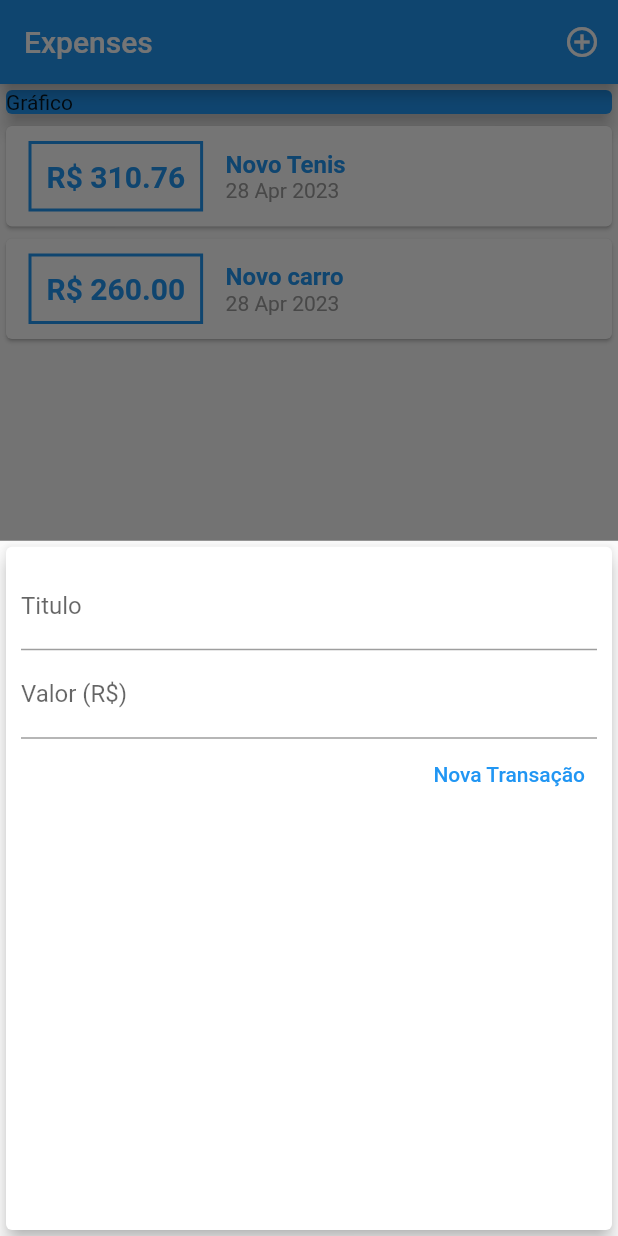
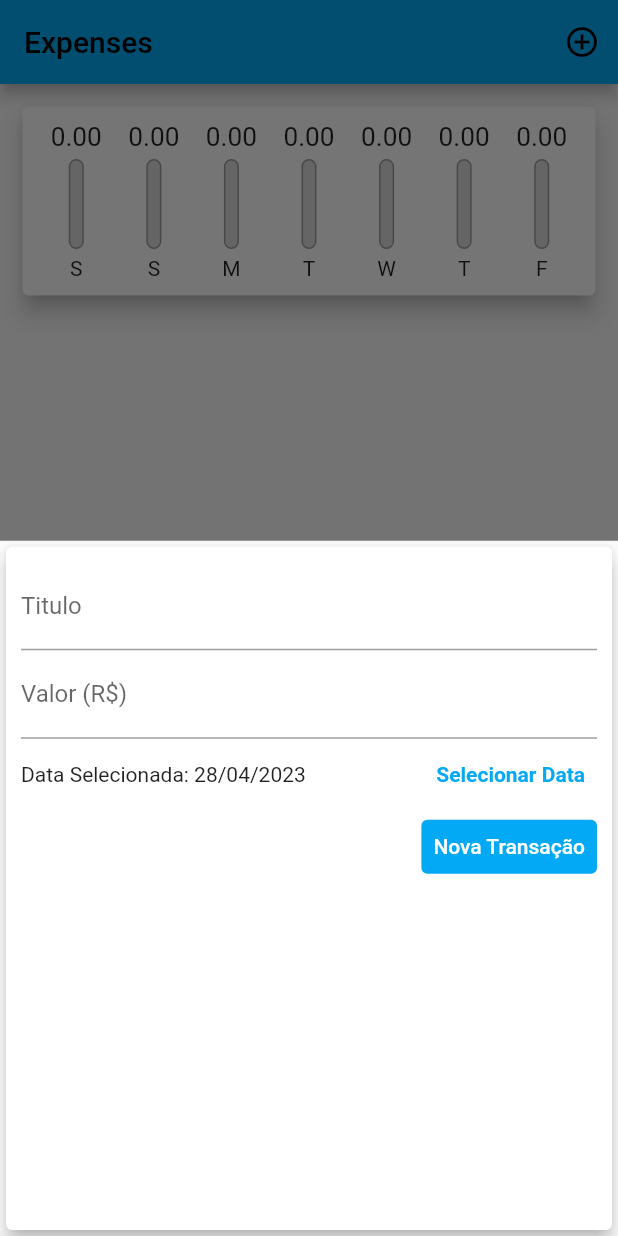
Before and after one commit to lucasdiblasi/expenses, a Flutter app: the screen it shows after launch, after a tap on the "add circle outline" icon, on a phone screen of 412 x 824 dp. Run offline on Flutter 3.47's test engine with Material 2 defaults, Android fonts, the phone set to English and light mode, and no system bars.

Commit message:
Final Code

```diff
--- /dev/null
+++ b/lib/components/chart.dart
@@ -0,0 +1,64 @@
+import 'package:expenses/components/chart_bar.dart';
+import 'package:flutter/material.dart';
+import 'package:intl/intl.dart';
+import '../models/transaction.dart';
+import './chart.dart';
+
+class Chart extends StatelessWidget {
+  final List<Transaction> recentTransaction;
+
+  Chart(this.recentTransaction);
+
+  List<Map<String, Object>> get groupedTransactions {
+    return List.generate(7, (index) {
+      final weekDay = DateTime.now().subtract(
+        Duration(days: index),
+      );
+
+      double totalSum = 0.0;
+
+      for (var i = 0; i < recentTransaction.length; i++) {
+        bool sameDay = recentTransaction[i].date.day == weekDay.day;
+        bool sameMonth = recentTransaction[i].date.month == weekDay.month;
+        bool sameYear = recentTransaction[i].date.year == weekDay.year;
+
+        if (sameDay && sameMonth && sameYear) {
+          totalSum += recentTransaction[1].value;
+        }
+      }
+      return {'day': DateFormat.E().format(weekDay)[0], 'value': totalSum};
+    }).reversed.toList();
+  }
+
+  double get _weekTotalValue {
+    return groupedTransactions.fold(0.0, (sum, tr) {
+      return sum + (tr['value'] as double);
+    });
+  }
+
+  @override
+  Widget build(BuildContext context) {
+    return Card(
+      elevation: 6,
+      margin: EdgeInsets.all(15),
+      child: Padding(
+        padding: const EdgeInsets.all(10.0),
+        child: Row(
+          mainAxisAlignment: MainAxisAlignment.spaceAround,
+          children: groupedTransactions.map((tr) {
+            return Flexible(
+              fit: FlexFit.tight,
+              child: ChartBar(
+                label: tr['day'].toString(),
+                value: tr['value'] as double,
+                percentage: _weekTotalValue == 0
+                    ? 0
+                    : (tr['value'] as double) / _weekTotalValue,
+              ),
+            );
+          }).toList(),
+        ),
+      ),
+    );
+  }
+}
--- /dev/null
+++ b/lib/components/chart_bar.dart
@@ -0,0 +1,49 @@
+import 'package:flutter/material.dart';
+
+class ChartBar extends StatelessWidget {
+  final String label;
+  final double value;
+  final double percentage;
+
+  ChartBar({
+    required this.label,
+    required this.value,
+    required this.percentage,
+  });
+
+  @override
+  Widget build(BuildContext context) {
+    return Column(
+      children: [
+        Container(
+            height: 20,
+            child: FittedBox(child: Text('${value.toStringAsFixed(2)}'))),
+        SizedBox(height: 5),
+        Container(
+          height: 60,
+          width: 10,
+          child: Stack(alignment: Alignment.bottomCenter, children: [
+            Container(
+              decoration: BoxDecoration(
+                  border: Border.all(
+                    color: Colors.grey,
+                    width: 1.0,
+                  ),
+                  color: Color.fromRGBO(220, 220, 220, 1),
+                  borderRadius: BorderRadius.circular(5)),
+            ),
+            FractionallySizedBox(
+              heightFactor: percentage,
+              child: Container(
+                  decoration: BoxDecoration(
+                      color: Theme.of(context).primaryColor,
+                      borderRadius: BorderRadius.circular(5))),
+            )
+          ]),
+        ),
+        SizedBox(height: 5),
+        Text(label),
+      ],
+    );
+  }
+}
--- a/lib/components/transaction_form.dart
+++ b/lib/components/transaction_form.dart
@@ -1,7 +1,8 @@
 import 'package:flutter/material.dart';
+import 'package:intl/intl.dart';
 
 class TransactionForm extends StatefulWidget {
-  final Function(String, double) onSubmit;
+  final Function(String, double, DateTime) onSubmit;
 
   TransactionForm(this.onSubmit);
 
@@ -10,18 +11,36 @@ class TransactionForm extends StatefulWidget {
 }
 
 class _TransactionFormState extends State<TransactionForm> {
-  final titleController = TextEditingController();
-  final valueController = TextEditingController();
+  final _titleController = TextEditingController();
+  final _valueController = TextEditingController();
+
+  DateTime _selectedDate = DateTime.now();
 
   _submitForm() {
-    final title = titleController.text;
-    final value = double.tryParse(valueController.text) ?? 0.0;
+    final title = _titleController.text;
+    final value = double.tryParse(_valueController.text) ?? 0.0;
 
-    if (title.isEmpty || value <= 0) {
+    if (title.isEmpty || value <= 0 || _selectedDate == null) {
       return;
     }
 
-    widget.onSubmit(title, value);
+    widget.onSubmit(title, value, _selectedDate);
+  }
+
+  _showDatePicker() {
+    showDatePicker(
+      context: context,
+      initialDate: DateTime.now(),
+      firstDate: DateTime(2000),
+      lastDate: DateTime.now(),
+    ).then((pickedDate) {
+      if (pickedDate == null) {
+        return;
+      }
+      setState(() {
+        _selectedDate = pickedDate;
+      });
+    });
   }
 
   @override
@@ -33,14 +52,14 @@ class _TransactionFormState extends State<TransactionForm> {
           child: Column(
             children: [
               TextField(
-                controller: titleController,
+                controller: _titleController,
                 onSubmitted: (title) => _submitForm(),
                 decoration: InputDecoration(
                   labelText: 'Titulo',
                 ),
               ),
               TextField(
-                controller: valueController,
+                controller: _valueController,
                 keyboardType: TextInputType.numberWithOptions(decimal: true),
                 onSubmitted: (value) => _submitForm(),
                 decoration: InputDecoration(
@@ -48,10 +67,37 @@ class _TransactionFormState extends State<TransactionForm> {
                 ),
               ),
               Row(
+                children: [
+                  Expanded(
+                    child: Text(_selectedDate == null
+                        ? 'Nenhuma data Selecionada!'
+                        : 'Data Selecionada: ${DateFormat('dd/MM/y').format(_selectedDate)}'),
+                  ),
+                  TextButton(
+                    style: TextButton.styleFrom(
+                      foregroundColor:
+                          Theme.of(context).primaryColor, // foreground
+                    ),
+                    child: Text(
+                      'Selecionar Data',
+                      style: TextStyle(
+                        fontWeight: FontWeight.bold,
+                      ),
+                    ),
+                    onPressed: _showDatePicker,
+                  )
+                ],
+              ),
+              Row(
                 mainAxisAlignment: MainAxisAlignment.end,
                 children: [
                   TextButton(
                     child: Text('Nova Transação'),
+                    style: TextButton.styleFrom(
+                      foregroundColor: Colors.white,
+                      backgroundColor:
+                          Theme.of(context).primaryColor, // foreground
+                    ),
                     onPressed: _submitForm,
                   ),
                 ],
--- a/lib/components/transaction_list.dart
+++ b/lib/components/transaction_list.dart
@@ -4,54 +4,64 @@ import 'package:intl/intl.dart';
 
 class TransactionList extends StatelessWidget {
   final List<Transaction> transactions;
+  final void Function(String) onRemove;
 
-  TransactionList(this.transactions);
+  TransactionList(this.transactions, this.onRemove);
 
   @override
   Widget build(BuildContext context) {
     return Container(
-        height: 300,
-        child: ListView.builder(
+        height: 530,
+        child: transactions.isEmpty
+            ? Column(
+                mainAxisAlignment: MainAxisAlignment.spaceBetween,
+                children: [
+                  SizedBox(
+                    height: 20,
+                  ),
+                  Text(
+                    'Nenhuma Transação Cadastrada!',
+                    style: Theme.of(context).textTheme.headlineSmall,
+                  ),
+                  Container(
+                    height: 200,
+                    child: Image.asset(
+                      'lib/assets/images/waiting.png',
+                      fit: BoxFit.cover,
+                    ),
+                  ),
+                ],
+              )
+            : ListView.builder(
                 itemCount: transactions.length,
                 itemBuilder: (ctx, index) {
                   final tr = transactions[index];
                   return Card(
-              child: Row(
-                children: [
-                  Container(
-                    margin: EdgeInsets.symmetric(horizontal: 15, vertical: 10),
-                    decoration: BoxDecoration(
-                      border: Border.all(
-                        color: Colors.blue,
-                        width: 2,
+                    elevation: 5,
+                    margin: EdgeInsets.symmetric(
+                      vertical: 8,
+                      horizontal: 5,
+                    ),
+                    child: ListTile(
+                      leading: CircleAvatar(
+                        radius: 30,
+                        child: Padding(
+                          padding: const EdgeInsets.all(6.0),
+                          child: FittedBox(child: Text('R\$${tr.value}')),
                         ),
                       ),
-                    padding: EdgeInsets.all(10),
-                    child: Text('R\$ ${tr.value.toStringAsFixed(2)}',
-                        style: TextStyle(
-                          fontWeight: FontWeight.bold,
-                          fontSize: 20,
-                          color: Colors.blue,
-                        )),
+                      title: Text(
+                        tr.title,
+                        style: Theme.of(context).textTheme.headlineSmall,
                       ),
-                  Column(
-                    crossAxisAlignment: CrossAxisAlignment.start,
-                    children: [
-                      Text(tr.title,
-                          style: TextStyle(
-                            fontWeight: FontWeight.bold,
-                            fontSize: 16,
-                            color: Colors.blue,
-                          )),
-                      Text(
+                      subtitle: Text(
                         DateFormat('d MMM y').format(tr.date),
-                        style: TextStyle(
-                          color: Colors.grey,
                       ),
-                      )
-                    ],
-                  )
-                ],
+                      trailing: IconButton(
+                        icon: Icon(Icons.delete),
+                        color: Theme.of(context).primaryColor,
+                        onPressed: () => onRemove(tr.id),
+                      ),
                     ),
                   );
                 },
--- a/lib/main.dart
+++ b/lib/main.dart
@@ -1,3 +1,4 @@
+import 'package:expenses/components/chart.dart';
 import 'package:flutter/material.dart';
 import 'models/transaction.dart';
 import 'dart:math';
@@ -9,7 +10,13 @@ main() => runApp(ExpensesApp());
 class ExpensesApp extends StatelessWidget {
   @override
   Widget build(BuildContext context) {
-    return MaterialApp(home: MyHomePage());
+    return MaterialApp(
+      home: MyHomePage(),
+      theme: ThemeData(
+        primarySwatch: Colors.lightBlue,
+        accentColor: Colors.lightBlueAccent,
+      ),
+    );
   }
 }
 
@@ -19,33 +26,34 @@ class MyHomePage extends StatefulWidget {
 }
 
 class _MyHomePageState extends State<MyHomePage> {
-  final _transactions = [
-    Transaction(
-      id: 't1',
-      title: 'Novo Tenis',
-      value: 310.76,
-      date: DateTime.now(),
-    ),
-    Transaction(
-      id: 't2',
-      title: 'Novo carro',
-      value: 260.00,
-      date: DateTime.now(),
-    ),
-  ];
+  final List<Transaction> _transactions = [];
 
-  _addTransaction(String title, double value) {
+  List<Transaction> get _recentTransactions {
+    return _transactions.where((tr) {
+      return tr.date.isAfter(DateTime.now().subtract(
+        Duration(days: 7),
+      ));
+    }).toList();
+  }
+
+  _addTransaction(String title, double value, DateTime date) {
     final newTransaction = Transaction(
       id: Random().nextDouble().toString(),
       title: title,
       value: value,
-      date: DateTime.now(),
+      date: date,
     );
     setState(() {
       _transactions.add(newTransaction);
     });
 
     Navigator.of(context).pop();
+  }
+
+  _removeTransaction(String id) {
+    setState(() {
+      _transactions.removeWhere((tr) => tr.id == id);
+    });
   }
 
   _openTransactionFormModal(BuildContext context) {
@@ -71,15 +79,8 @@ class _MyHomePageState extends State<MyHomePage> {
         child: Column(
           crossAxisAlignment: CrossAxisAlignment.stretch,
           children: [
-            Container(
-              width: double.infinity,
-              child: Card(
-                color: Colors.blue,
-                child: Text('Gráfico'),
-                elevation: 5,
-              ),
-            ),
-            TransactionList(_transactions),
+            Chart(_recentTransactions),
+            TransactionList(_transactions, _removeTransaction),
           ],
         ),
       ),
--- a/pubspec.yaml
+++ b/pubspec.yaml
@@ -60,8 +60,8 @@ flutter:
   uses-material-design: true
 
   # To add assets to your application, add an assets section, like this:
-  # assets:
-  #   - images/a_dot_burr.jpeg
+  assets:
+    - lib/assets/images/waiting.png
   #   - images/a_dot_ham.jpeg
 
   # An image asset can refer to one or more resolution-specific "variants", see
```
Also changed, not shown: lib/assets/fonts/OpenSans-Bold.ttf (added), lib/assets/fonts/OpenSans-Regular.ttf (added), lib/assets/fonts/Quicksand-Bold.ttf (added), lib/assets/fonts/Quicksand-Light.ttf (added), lib/assets/fonts/Quicksand-Medium.ttf (added), lib/assets/fonts/Quicksand-Regular.ttf (added), lib/assets/images/waiting.png (added). Lines whose indentation alone changed are shown as unchanged.
